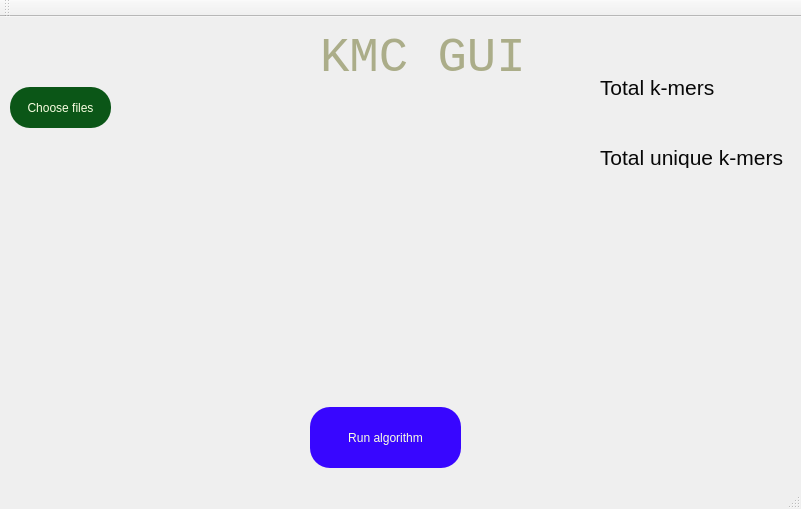
Old version of the form KMCGUI/KMCGUI/KMCGUI.ui in the repository matcho948/KMCGUI.
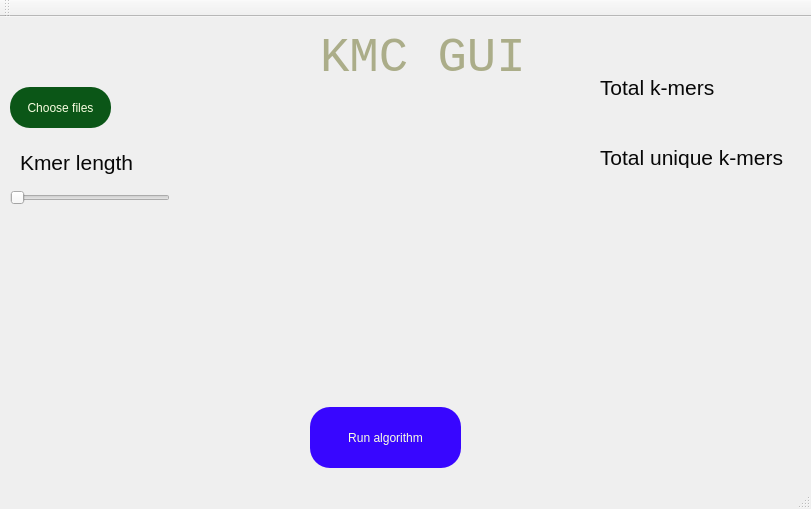
New version of the form.

Commit message: Add slider for kmer length and and modify chosing files

Patch:
```diff
--- a/KMCGUI/KMCGUI/KMCGUI.ui
+++ b/KMCGUI/KMCGUI/KMCGUI.ui
@@ -6,7 +6,7 @@
    <rect>
     <x>0</x>
     <y>0</y>
-    <width>801</width>
+    <width>811</width>
     <height>509</height>
    </rect>
   </property>
@@ -124,7 +124,7 @@
      <rect>
       <x>600</x>
       <y>100</y>
-      <width>111</width>
+      <width>191</width>
       <height>21</height>
      </rect>
     </property>
@@ -161,6 +161,40 @@
      <string/>
     </property>
    </widget>
+   <widget class="QSlider" name="horizontalSlider">
+    <property name="geometry">
+     <rect>
+      <x>10</x>
+      <y>170</y>
+      <width>160</width>
+      <height>22</height>
+     </rect>
+    </property>
+    <property name="orientation">
+     <enum>Qt::Horizontal</enum>
+    </property>
+   </widget>
+   <widget class="QLabel" name="label_6">
+    <property name="geometry">
+     <rect>
+      <x>20</x>
+      <y>130</y>
+      <width>131</width>
+      <height>31</height>
+     </rect>
+    </property>
+    <property name="font">
+     <font>
+      <pointsize>16</pointsize>
+     </font>
+    </property>
+    <property name="styleSheet">
+     <string notr="true">color: rgb(8,8,8)</string>
+    </property>
+    <property name="text">
+     <string>Kmer length</string>
+    </property>
+   </widget>
   </widget>
   <widget class="QMenuBar" name="menuBar">
    <property name="geometry">
```
Left out of the diff: 2 changed lines with no effect on the pictures. The commit also changes 1 other file.
